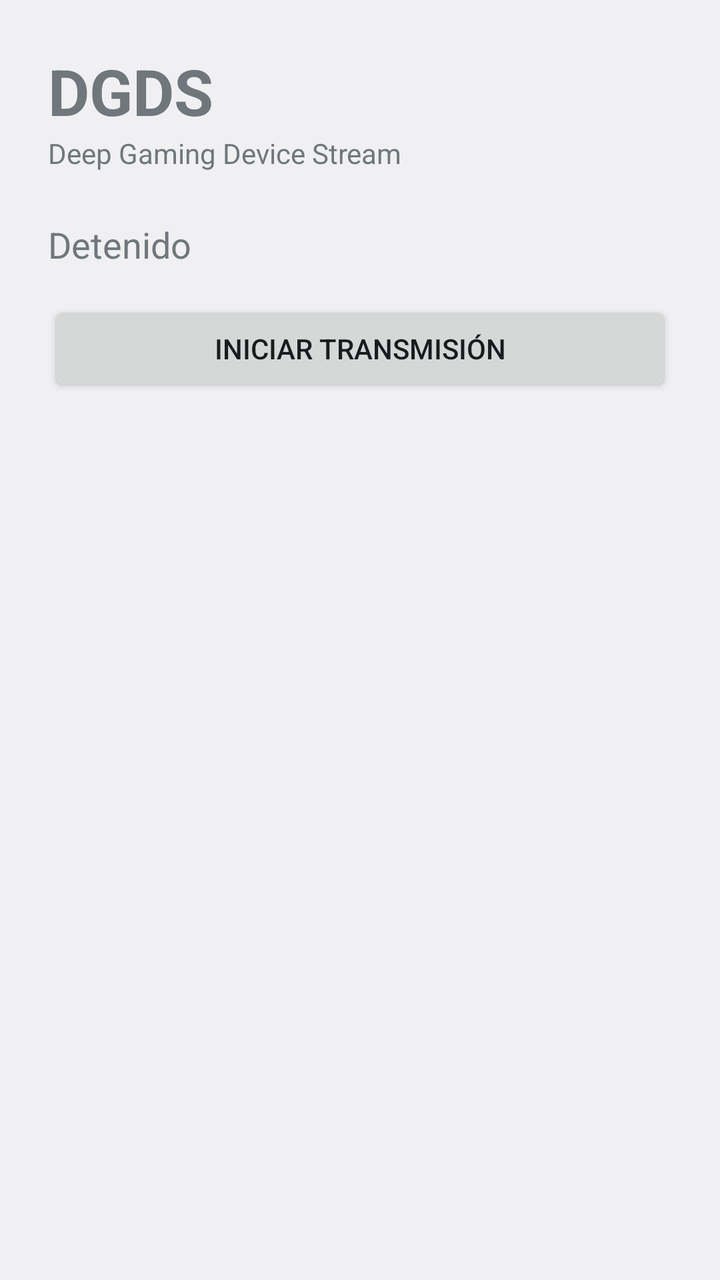
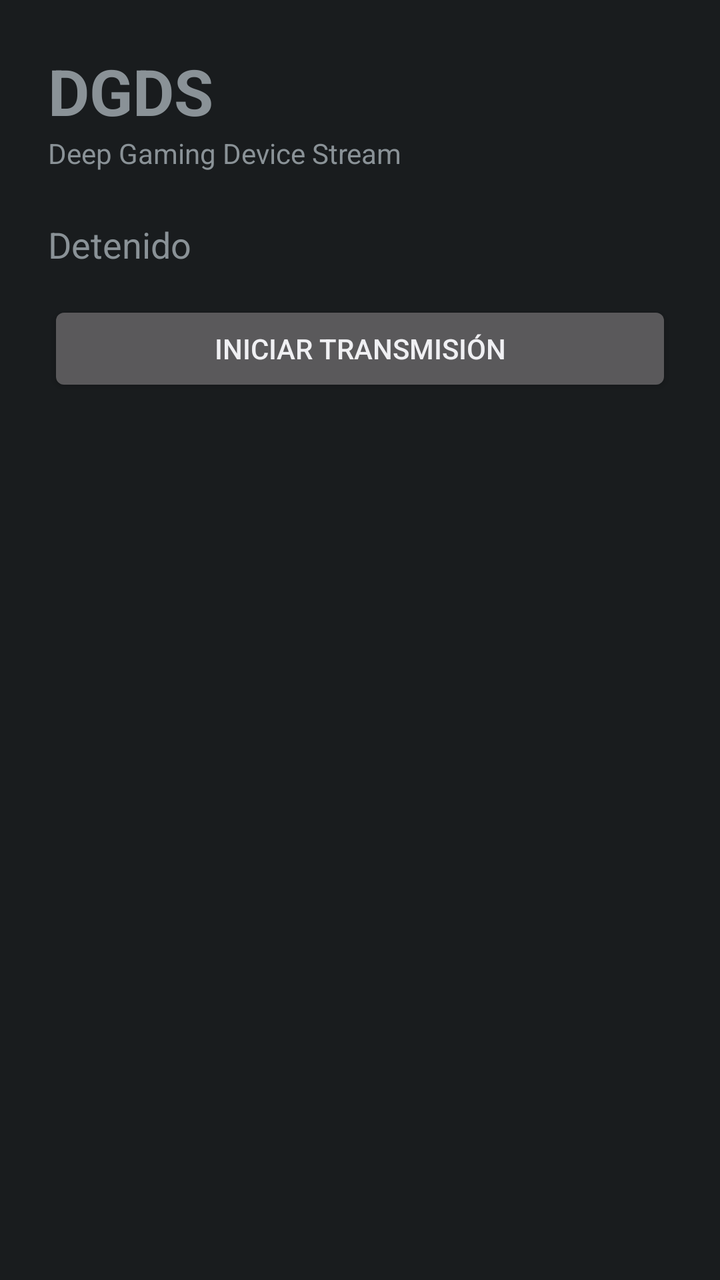

Compare the two renders of this Android layout. The source of the first and the diff that turns it into the second are given below.
<!-- AndroidManifest.xml: application theme Theme.DGDS -->
<!-- res/layout/activity_main.xml -->
<?xml version="1.0" encoding="utf-8"?>
<LinearLayout xmlns:android="http://schemas.android.com/apk/res/android"
    android:layout_width="match_parent"
    android:layout_height="match_parent"
    android:orientation="vertical"
    android:padding="24dp">

    <TextView
        android:id="@+id/title"
        android:layout_width="wrap_content"
        android:layout_height="wrap_content"
        android:text="@string/title"
        android:textSize="32sp"
        android:textStyle="bold" />

    <TextView
        android:layout_width="wrap_content"
        android:layout_height="wrap_content"
        android:text="@string/subtitle"
        android:textSize="14sp" />

    <TextView
        android:id="@+id/status"
        android:layout_width="match_parent"
        android:layout_height="wrap_content"
        android:layout_marginTop="24dp"
        android:text="@string/status_idle"
        android:textSize="18sp" />

    <Button
        android:id="@+id/toggle"
        android:layout_width="match_parent"
        android:layout_height="wrap_content"
        android:layout_marginTop="16dp"
        android:text="@string/btn_start" />

    <TextView
        android:id="@+id/info"
        android:layout_width="match_parent"
        android:layout_height="wrap_content"
        android:layout_marginTop="24dp"
        android:textIsSelectable="true"
        android:textSize="14sp" />
</LinearLayout>
<!-- resources referenced by this layout -->
<resources>
  <string name="btn_start">Iniciar transmisión</string>
  <string name="status_idle">Detenido</string>
  <string name="subtitle">Deep Gaming Device Stream</string>
  <string name="title">DGDS</string>
  <style name="Theme.DGDS" parent="android:Theme.DeviceDefault.DayNight" />
</resources>

<!-- the commit's change to res/layout/activity_main.xml (unified diff, before → after) -->
@@ -1,5 +1,10 @@
 <?xml version="1.0" encoding="utf-8"?>
-<LinearLayout xmlns:android="http://schemas.android.com/apk/res/android"
+<FrameLayout xmlns:android="http://schemas.android.com/apk/res/android"
+    android:layout_width="match_parent"
+    android:layout_height="match_parent"
+    android:fitsSystemWindows="true">
+
+<LinearLayout
     android:layout_width="match_parent"
     android:layout_height="match_parent"
     android:orientation="vertical"
@@ -42,3 +47,4 @@
         android:textIsSelectable="true"
         android:textSize="14sp" />
 </LinearLayout>
+</FrameLayout>
<!-- resource entries referenced after the edit -->
@@ -4,6 +4,6 @@
   <string name="status_idle">Detenido</string>
   <string name="subtitle">Deep Gaming Device Stream</string>
   <string name="title">DGDS</string>
-  <style name="Theme.DGDS" parent="android:Theme.DeviceDefault.DayNight" />
+  <style name="Theme.DGDS" parent="android:Theme.DeviceDefault.NoActionBar" />
 </resources>
 
